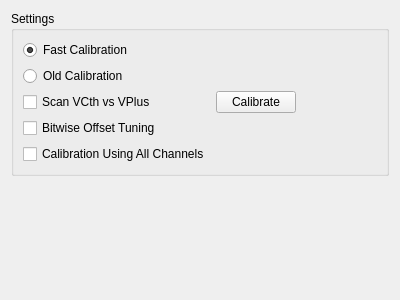
tristandupree/Ph2_ACF, file GUI/View/calibratetab.ui: the form before one commit.
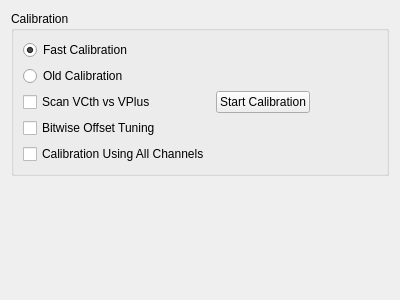
The form after the commit.

Patch:
```diff
--- a/GUI/View/calibratetab.ui
+++ b/GUI/View/calibratetab.ui
@@ -17,7 +17,7 @@
    <item>
     <widget class="QGroupBox" name="gbSettings">
      <property name="title">
-      <string>Settings</string>
+      <string>Calibration</string>
      </property>
      <layout class="QHBoxLayout" name="horizontalLayout">
       <item>
@@ -65,7 +65,7 @@
       <item>
        <widget class="QPushButton" name="btnCalibrate">
         <property name="text">
-         <string>Calibrate</string>
+         <string>Start Calibration</string>
         </property>
        </widget>
       </item>
```
